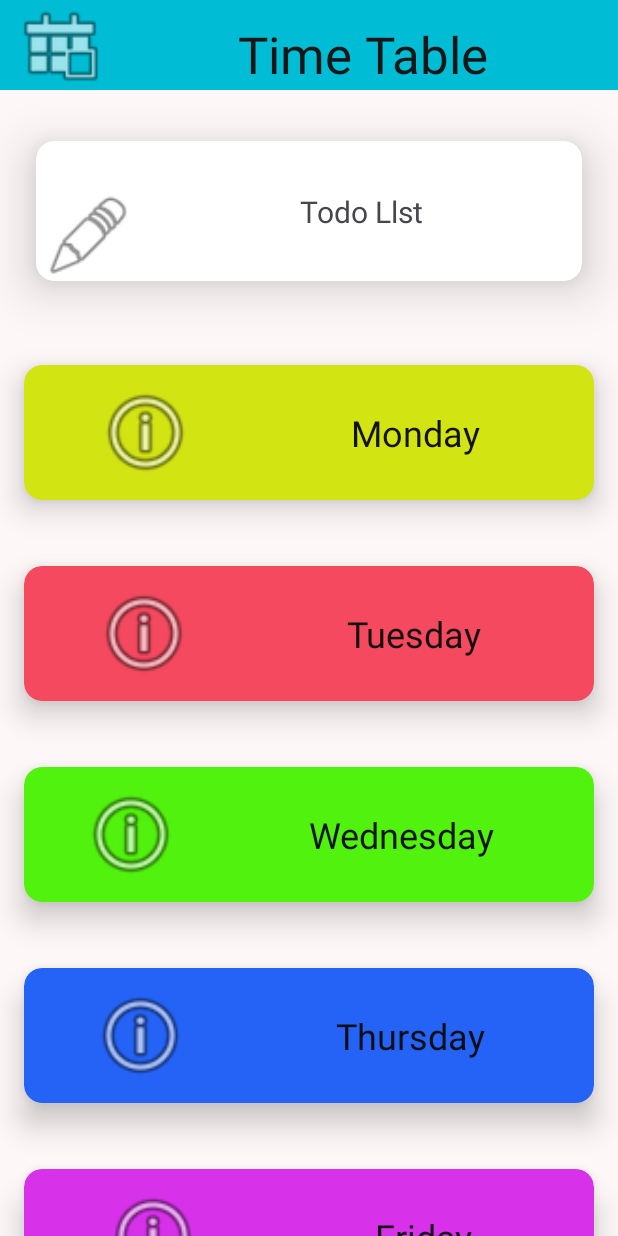
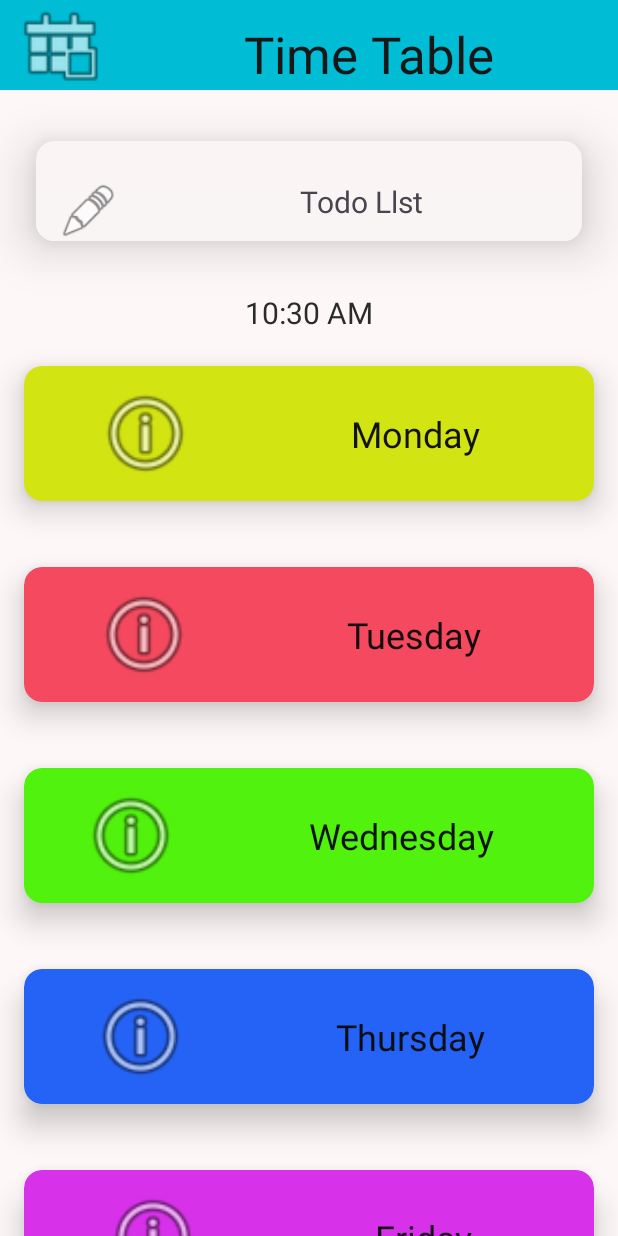
Before and after one commit to DeepakPandey2005/Time-Table-Android, an Android app: the screen it shows after launch (MainActivity), on a phone screen of 412 x 824 dp. Run offline under Robolectric (Android 15) with nearby library versions, the phone set to English and light mode, and no system bars.

Commit message:
project release is added

```diff
--- a/app/src/main/res/layout/activity_main.xml
+++ b/app/src/main/res/layout/activity_main.xml
@@ -26,7 +26,7 @@
             android:layout_width="match_parent"
             android:layout_height="wrap_content"
             android:layout_marginTop="20px"
-            android:text="Time Table "
+            android:text=" Time Table "
             android:textAlignment="center"
             android:textColor="#181717"
             android:textSize="34sp" />
@@ -35,7 +35,8 @@
 
     <androidx.cardview.widget.CardView
         android:layout_width="match_parent"
-        android:layout_height="match_parent"
+        android:layout_height="wrap_content"
+        app:cardBackgroundColor="#FBF4F4"
         app:cardCornerRadius="12dp"
         app:cardElevation="20dp"
         app:cardUseCompatPadding="true">
@@ -43,26 +44,35 @@
         <LinearLayout
             android:id="@+id/Todo"
             android:layout_width="match_parent"
-            android:layout_height="match_parent"
-            android:layout_marginTop="50px"
+            android:layout_height="40dp"
+            android:layout_marginTop="40px"
+            android:background="#FAF5F5"
             android:orientation="horizontal">
 
             <ImageView
                 android:id="@+id/imageView4"
                 android:layout_width="70dp"
-                android:layout_height="60dp"
+                android:layout_height="40dp"
                 app:srcCompat="@android:drawable/ic_menu_edit" />
 
             <TextView
                 android:id="@+id/textView4"
                 android:layout_width="match_parent"
-                android:layout_height="60dp"
+                android:layout_height="40dp"
                 android:layout_weight="1"
                 android:text="Todo Llst"
                 android:textAlignment="center"
                 android:textSize="20sp" />
         </LinearLayout>
     </androidx.cardview.widget.CardView>
+
+    <TextClock
+        android:id="@+id/textClock2"
+        android:layout_width="match_parent"
+        android:layout_height="wrap_content"
+        android:textAlignment="center"
+        android:textColor="#2C2B2B"
+        android:textSize="20sp" />
 
     <ScrollView
         android:layout_width="match_parent"
--- a/app/src/main/res/layout/activity_show_tt.xml
+++ b/app/src/main/res/layout/activity_show_tt.xml
@@ -5,7 +5,7 @@
     android:id="@+id/main"
     android:layout_width="match_parent"
     android:layout_height="match_parent"
-    android:background="#C4CCC1"
+    android:background="#BAF3F4"
     tools:context=".ShowTT">
 
     <TextView
@@ -23,11 +23,12 @@
 
     <WebView
         android:id="@+id/webView"
-        android:layout_width="409dp"
+        android:layout_width="0dp"
         android:layout_height="681dp"
         android:layout_marginStart="1dp"
         android:layout_marginTop="1dp"
         android:layout_marginEnd="1dp"
+        app:layout_constraintBottom_toBottomOf="parent"
         app:layout_constraintEnd_toEndOf="parent"
         app:layout_constraintStart_toStartOf="parent"
         app:layout_constraintTop_toBottomOf="@+id/textView" />
```
Also changed, not shown: 11 other files.
